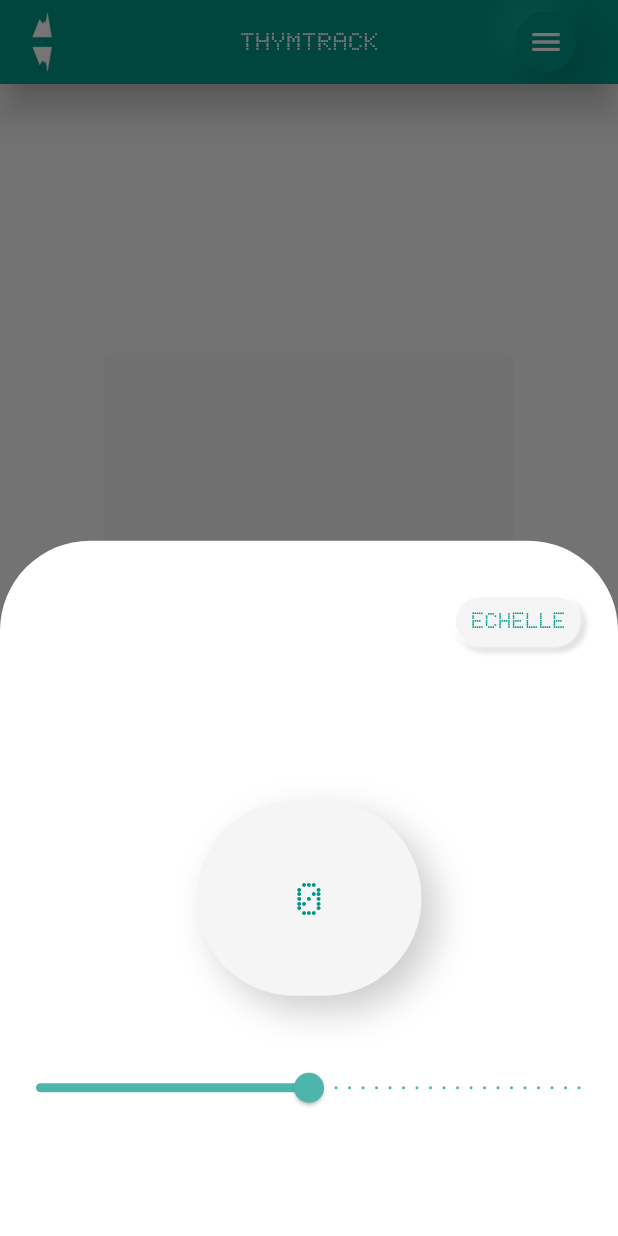
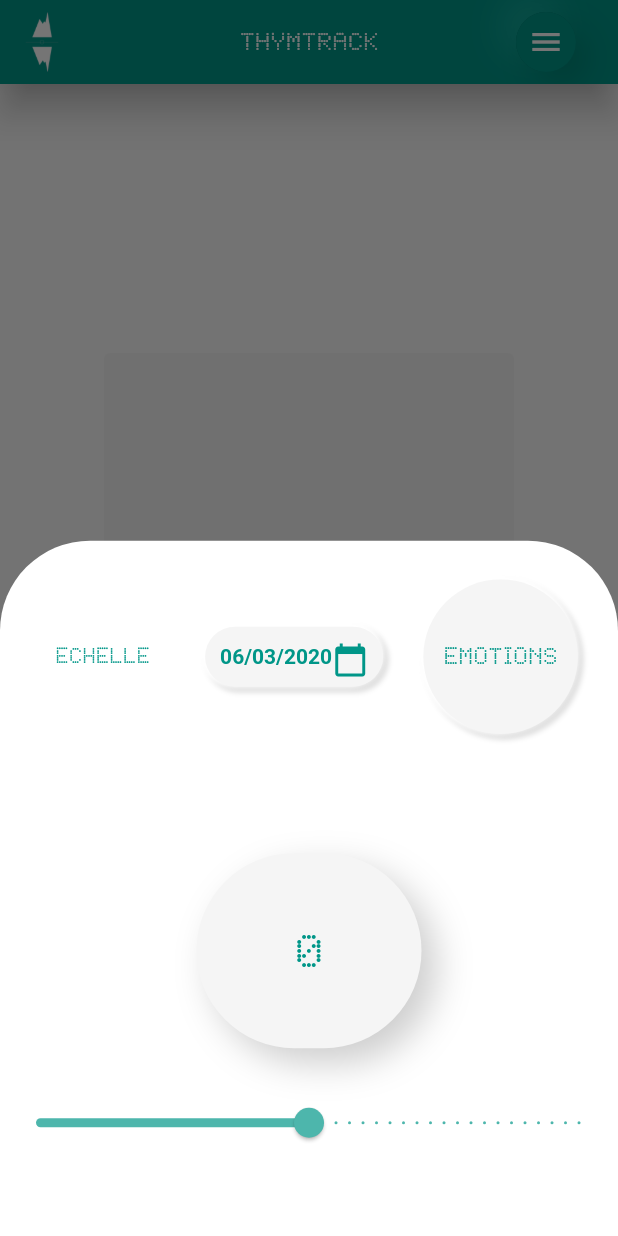
Before and after one commit to mnlglbrt/ThymTrack, a Flutter app: the screen it shows after launch, after a tap on the "add" icon, on a phone screen of 412 x 824 dp. Run offline on Flutter 3.47's test engine with Material 2 defaults, Android fonts, the light colour scheme and no system bars; drawn by our look-alikes of clay_containers; our stand-ins replace charts_flutter, cloud_firestore, firebase_auth, flutter_local_notifications, google_sign_in, rxdart and 3 more; missing offline and left inert: date_range_picker, firebase_auth_web, firebase_core_web, google_sign_in_web, random_color, shared_preferences_web; accounts and stored records are empty.

Commit message:
EMOTIONS [words] implemented release de la 1.1.0

```diff
--- a/lib/dashboard.dart
+++ b/lib/dashboard.dart
@@ -21,6 +21,8 @@
 import 'medals.dart';
 import 'medals_page.dart';
 import 'package:url_launcher/url_launcher.dart';
+import 'words_page.dart';
+import 'words.dart';
 //import 'first_connection_screen.dart';
 
 
@@ -43,6 +45,7 @@
     dataMoods.clear();
     getData().then((x){newMedal=newMedalToday();});
     getMedals();
+    getWords();
     //nbTabs=(dataMoods.length<7)?1:3;
     getReminderPrefs().then((bool){
       setState(() {
@@ -84,7 +87,7 @@
 
 
   Widget build(BuildContext context) {
-print(newMedalToday());
+//print(newMedalToday());
 
     return new WillPopScope(
       onWillPop: () async => false,
@@ -809,7 +812,7 @@
             }
             else{
               nbTabs=1;
-              print('AVERAGE : ${averageMood(sevenDaysData)}');
+              //('AVERAGE : ${averageMood(sevenDaysData)}');
               return DefaultTabController(length: nbTabs,
                 child: new Scaffold(
                   key: _scaffoldKey,
@@ -1053,7 +1056,7 @@
                   floatingActionButton: FloatingActionButton(
                     child: Icon(Icons.add),
                     onPressed: () {
-                      showMenuAddMood(snapshot);
+                      showMenuAddMoodOtherDate(snapshot);
                     },
                   ),
                   floatingActionButtonLocation: FloatingActionButtonLocation
@@ -1075,6 +1078,16 @@
   ///
   ///
 
+
+  Future<Null> getWords() async {
+    var col = getFeelingsCollection();
+    //Map <DateTime,List<Word>> myMap = {};
+
+    col.then((coll) {
+      datedFeelings=coll;
+      //print('datafeelings $datedFeelings');
+    });
+  }
 
   Future<Null> checkFocChanges() async {
     Firestore.instance.runTransaction((Transaction tx) async {
@@ -1135,7 +1148,7 @@
             int.parse(moo.values.toString().substring(1, moo.values
                 .toString()
                 .length - 1))));
-        print('data : $dataMoods');
+        //print('data : $dataMoods');
       });
       setState(() {
         dataMoods.clear();
@@ -1148,7 +1161,7 @@
           DateTime.now().subtract(Duration(days: 31)),
           DateTime.now().add(new Duration(days: 1))
         ]);
-        print('data : $dataMoods');
+        //print('data : $dataMoods');
       });
     });
   }
@@ -1169,11 +1182,47 @@
                   child: Column(
                     mainAxisAlignment: MainAxisAlignment.spaceEvenly,
                     children: <Widget>[
-                      Row(mainAxisAlignment: MainAxisAlignment.end,
-                        children: <Widget>[
-                            Padding(
-                              padding: const EdgeInsets.only(right:25.0),
-                              child: InkWell(
+                      Row(mainAxisAlignment: MainAxisAlignment.spaceEvenly,
+                        children: <Widget>[
+
+                          InkWell(
+                            onTap:(){ladderDialog();},
+                            child: Container(
+                              height: 40,
+                              decoration: BoxDecoration(
+                                borderRadius: BorderRadius.all(Radius.circular(60)),
+                                color:Colors.white,
+                                /*boxShadow: [
+                                  BoxShadow(
+                                    color: Colors.grey[300],
+                                    blurRadius: 2.0, // soften the shadow
+                                    spreadRadius: 2.0, //extend the shadow
+                                    offset: Offset(
+                                      2.0, // Move to right 10  horizontally
+                                      2.0, // Move to bottom 10 Vertically
+                                    ),
+                                  ),
+                                  BoxShadow(
+                                    color: Colors.white,
+                                    blurRadius: 2.0, // soften the shadow
+                                    spreadRadius: 2.0, //extend the shadow
+                                    offset: Offset(
+                                      -2.0, // Move to right 10  horizontally
+                                      -2.0, // Move to bottom 10 Vertically
+                                    ),
+                                  )
+                                ],*/
+                              ),
+                              child: Center(
+                                child: Padding(
+                                  padding: const EdgeInsets.all(10.0),
+                                  child: Text("ECHELLE",style:TextStyle(fontFamily: 'dot',color:Colors.teal),),
+                                ),
+                              ),
+                            ),
+                          ),
+
+                            InkWell(
                               onTap:()async{
                                 final DateTime pickedDate = await showDatePicker(
                                 context: context,
@@ -1189,6 +1238,7 @@
 
                               }},
                               child: Container(
+                                height: 40,
                                 decoration: BoxDecoration(
                                   borderRadius: BorderRadius.all(Radius.circular(60)),
                                   color: Colors.grey[100],
@@ -1223,13 +1273,12 @@
                                   )
                                 ),
                               ),
-                              )
-                          ),
-                          Padding(
-                              padding: const EdgeInsets.only(right:25.0),
-                              child: InkWell(
-                                onTap:(){ladderDialog();},
+                            ),
+                          InkWell(onTap: (){Navigator.push(context, MaterialPageRoute(
+                              builder: (context) => WordsPage(oldDate)));},
                               child: Container(
+                                height: MediaQuery.of(context).size.width/4,
+                                width:MediaQuery.of(context).size.width/4,
                                 decoration: BoxDecoration(
                                   borderRadius: BorderRadius.all(Radius.circular(60)),
                                   color: Colors.grey[100],
@@ -1254,13 +1303,8 @@
                                     )
                                   ],
                                 ),
-                                  child: Padding(
-                                    padding: const EdgeInsets.all(10.0),
-                                    child: Text("ECHELLE",style:TextStyle(fontFamily: 'dot',color:Colors.teal),),
-                                  ),
-                                ),
-                              )
-                          )],),
+                                child: Center(child: Text("Emotions",textScaleFactor:1.1,style:TextStyle(fontFamily: 'dot',color:Colors.teal),)),)),
+                          ],),
                       Padding(
                         padding: const EdgeInsets.only(top: 10.0),
                         child: Text(message, textScaleFactor: 1.2,
@@ -1394,7 +1438,7 @@
                             child: Container(
                               decoration: BoxDecoration(
                                 borderRadius: BorderRadius.all(Radius.circular(60)),
-                                color: Colors.grey[100],
+                                color: Colors.white,
                                 boxShadow: [
                                   BoxShadow(
                                     color: Colors.grey[300],
@@ -1850,18 +1894,22 @@
           controller: ScrollController(initialScrollOffset: 100000.0),
           itemCount: myData.length,
           itemBuilder: (BuildContext ctxt, int index) {
+            //print('datedFeelings.keys ${datedFeelings.keys}');
+           // print('myData[0].time ${myData[4].time}');
             return Padding(
               padding: const EdgeInsets.only(top: 8.0),
               child: ClayContainer(
                 borderRadius: 10,
-                height: 40.0,
+                //height: 160.0,
                 width: 300,
                 depth: 10,
                 spread: 7,
                 color: Colors.grey[100],
                 surfaceColor: Colors.grey[50],
 
-                child: Row(
+                child: Column(
+                  children: <Widget>[
+                    Row(
                       mainAxisAlignment: MainAxisAlignment.center,
                       children: <Widget>[
                         Padding(padding: const EdgeInsets.only(
@@ -1897,11 +1945,45 @@
 
                       ],
                     ),
+                    //(datedFeelings.containsKey(myData[index].time))?{
+                    (datedFeelings[myData[index].time]==null)?Container():Wrap(children: wordsToChipList(datedFeelings[myData[index].time]),),
+                  //}:Container(),
+
+                  ],
+                ),
               ),
             );
           }
       ),
     );
+  }
+
+
+  wordsToChipList (List<Word> list){
+    List<Widget> widgetList=[];
+
+    for(int i=0;i<list.length;i++){
+      widgetList.add(Padding(
+        padding: const EdgeInsets.all(5.0),
+        child: new Chip(backgroundColor: groupColor(list[i].group),
+
+          label:Text(list[i].word,style: TextStyle(color: Colors.black),textScaleFactor: 0.8,),),
+        //backgroundColor: groupColor(list[i].group)
+      ));
+    }
+    return widgetList;
+  }
+  Color groupColor(String group){
+    return
+      (group=="Joie")?Colors.pink[300]:
+      (group=="Estime de soi")?Colors.pink[200]:
+      (group=="Actif")?Colors.deepOrange[400]:
+      (group=="Pleinitude")?Colors.teal[300]:
+      (group=="Mauvaise estime de soi")?Colors.indigo[200]:
+      (group=="Solitude")?Colors.grey:
+      (group=="Stress")?Colors.red[300]:
+      (group=="Dépression")?Colors.blue[300]:Colors.black;
+
   }
 
   Future<void> ladderDialog() async {
@@ -2165,13 +2247,13 @@
             int.parse(med.values.toString().substring(1, med.values
                 .toString()
                 .length - 1))));
-        print('data : $dataMedals');
+        //print('data : $dataMedals');
       });
       setState(() {
         dataMedals.clear();
         dataMedals = myData;
 
-        print('data : $dataMedals');
+        //print('data : $dataMedals');
       });
     });
   }
@@ -2181,7 +2263,7 @@
    bool decision =prefs.getBool('reminder');
    if(decision==null){return false;}
    else{
-     print(decision);
+     //print(decision);
      return decision;}
 
  }
@@ -2189,13 +2271,12 @@
 changeReminderPrefs(bool reminder) async{
     SharedPreferences prefs = await SharedPreferences.getInstance();
     prefs.setBool('reminder', reminder);
-    print(prefs.getBool('reminder'));
+    //print(prefs.getBool('reminder'));
   }
 
 }
 
 bool newMedalToday(){
-  print("LENGTH ${dataMoods.length}");
   for(int i = 0;i<medalList.length;i++){
     if(dataMoods.length==medalList[i].nbRecords)
       {return true;}
--- a/lib/data.dart
+++ b/lib/data.dart
@@ -3,7 +3,9 @@
 import 'package:intl/intl.dart';
 import 'time_series_moods.dart';
 import 'time_series_words.dart';
+import 'words.dart';
 
+Map<DateTime,List<Word>> selectedWordsToday={today:[]};
 
 var sevenDaysData=selectData([DateTime.now().subtract(Duration(days:6)),DateTime.now().add(new Duration(days: 1))]);
 
--- a/lib/login_page.dart
+++ b/lib/login_page.dart
@@ -43,7 +43,7 @@
                 children: <Widget>[
                   SizedBox(height: 300,),
                   Image.asset('images/logo.png',height: 100,),
-                  Text('Connexion',style:(TextStyle(color: Colors.grey[100])),textScaleFactor: 2.0,textDirection: TextDirection.ltr,),
+                  Text('Connexion',style:(TextStyle(color: Colors.grey[100],fontFamily: "dot")),textScaleFactor: 2.0,textDirection: TextDirection.ltr,),
                   SizedBox(height: 100,),
                   CircularProgressIndicator(valueColor:new AlwaysStoppedAnimation<Color>(Colors.teal[200]),backgroundColor: Colors.grey[200],),
                 ],
--- a/lib/medals.dart
+++ b/lib/medals.dart
@@ -31,7 +31,7 @@
   Medal(10,'Le sommeil',"Lorsqu'on cherche à améliorer son humeur moyenne, le sommeil est primordial. Dormez-vous suffisament ? L'application Calm peut vous aider à trouver le sommeil plus rapidement. Essayez-la !",'img.jp',"https://play.google.com/store/apps/details?id=com.calm.android&hl=fr","Télécharger Calm"),
   Medal(15,'15 jours !',"Wow ! Votre graph doit avoir de l'allure avec tous ces enregistrements!",'img.jp',"",""),
   Medal(21,'Une habitude',"Les neurosciences affirment que lorsqu'on réalise une action pendant 21 jours, notre corps et notre esprit l'assimilent comme habitude. Cette action devient un automatisme. L'équipe de ThymTrack vous remercie d'avoir fait à notre travail une place dans votre quotidien.",'img.jp',"",""),
-  Medal(24,'Méditation',"Avez vous déja essayé la relaxation ou la méditation ? Tout commence avec le contrôle de la respiration. Prenez le temps d'inspirer et d'expirer profondément tout en vous efforçant de ne penser à rien. Faire le vide et chasser pour une dizaine de minutes les pensées parasites qui affluent dans votre conscience. Juste ressentir votre propre présence au moment et à l'endroit oú vous êtes.",'img.jp',"https://play.google.com/store/apps/details?id=com.petitbambou&hl=fr","Calm"),
+  Medal(24,'Méditation',"Avez vous déja essayé la relaxation ou la méditation ? Tout commence avec le contrôle de la respiration. Prenez le temps d'inspirer et d'expirer profondément tout en vous efforçant de ne penser à rien. Faire le vide et chasser pour une dizaine de minutes les pensées parasites qui affluent dans votre conscience. Juste ressentir votre propre présence au moment et à l'endroit oú vous êtes.",'img.jp',"https://play.google.com/store/apps/details?id=com.petitbambou&hl=fr","Méditer avec Petit BamBou"),
   Medal(30,'30 enregistrements !',"L'équivalent d'un mois. Jour après jour... Vous pouvez être fiers !",'img.jp',"",""),
   Medal(32,"Faire de l'exercice","Bouger est bon pour la santé physique et mentale. Pratiquer une activité physique serait particulièrement efficace pour redonner de l'énergie et améliorer l'humeur des personnes bipolaires. C'est ce que suggèrent les travaux d'une équipe de chercheurs de l'école de santé publique John Hopkins Bloomberg aux Etats-Unis, parus dans la revue JAMA Psychiatry.",'img.jp',"https://play.google.com/store/search?q=exercice&c=apps&hl=fr","GO !"),
 ];
--- a/lib/medals_page.dart
+++ b/lib/medals_page.dart
@@ -182,7 +182,8 @@
   showDialog(context: context,
   barrierDismissible: false,
   builder: (BuildContext context){
-    return AlertDialog(backgroundColor: Colors.grey[200],
+    return SingleChildScrollView(
+      child: AlertDialog(backgroundColor: Colors.grey[200],
         content:Column(
           children: <Widget>[
             Text("${dayFormatter.format(date)}"),
@@ -244,6 +245,7 @@
       ),
         ],
 
+      ),
     );
   });}
 
--- a/pubspec.yaml
+++ b/pubspec.yaml
@@ -36,6 +36,8 @@
   popup_menu: ^1.0.5
   cloud_firestore: ^0.13.0+1
   url_launcher: ^5.4.2
+  random_color: ^1.0.3
+
 
 
   # The following adds the Cupertino Icons font to your application.
```
Also changed, not shown: lib/words.dart (added, +178 -0 lines), lib/words_page.dart (added, +205 -0 lines), pubspec.lock, 3 other files. Lines whose indentation alone changed are shown as unchanged.
